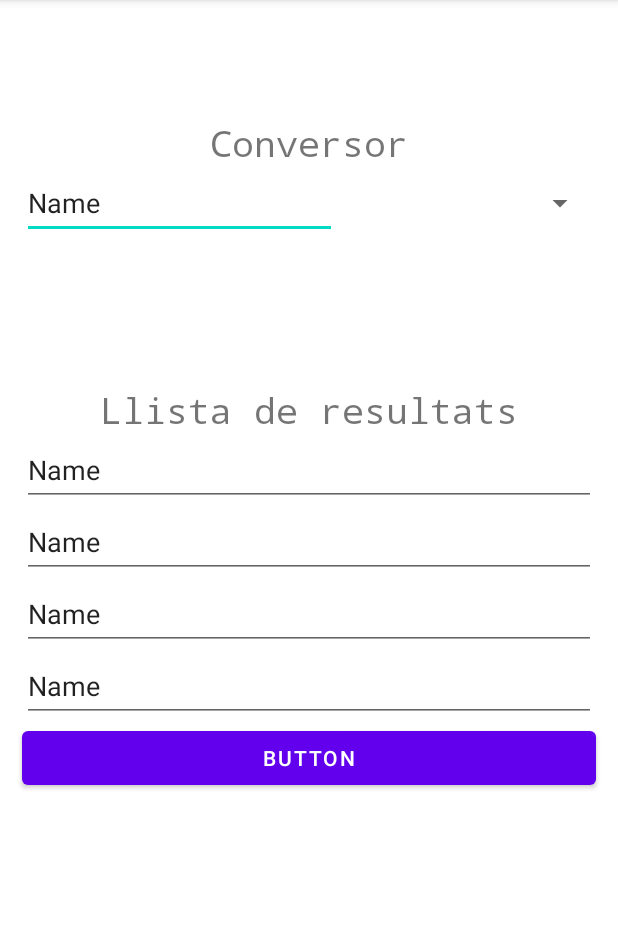
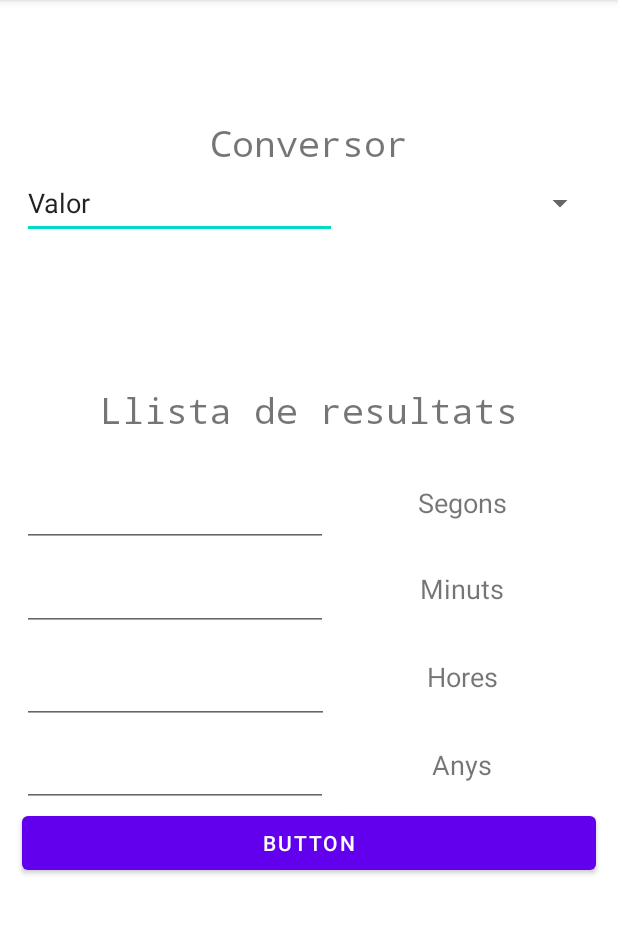
Before and after one commit to GuillemBSK/M8App, an Android app: the screen it shows after launch (MainActivity), on a phone screen of 412 x 824 dp, the part 84-1018 px from its top. Run offline under Robolectric (Android 15) with nearby library versions, the phone set to English and light mode, and no system bars.

Commit message:
Interfície gràfica.

```diff
--- a/app/src/main/res/layout/activity_main.xml
+++ b/app/src/main/res/layout/activity_main.xml
@@ -43,7 +43,7 @@
                 android:ems="10"
                 android:inputType="textPersonName"
                 android:minHeight="48dp"
-                android:text="Name" />
+                android:text="Valor" />
 
             <Spinner
                 android:id="@+id/spinner"
@@ -77,49 +77,113 @@
                 android:textAlignment="center"
                 android:textSize="24sp" />
 
-            <EditText
-                android:id="@+id/editTextTextPersonName6"
+            <Space
                 android:layout_width="match_parent"
-                android:layout_height="wrap_content"
+                android:layout_height="17dp"
+                android:layout_weight="1" />
+
+            <LinearLayout
+                android:layout_width="match_parent"
+                android:layout_height="58dp"
                 android:layout_weight="1"
-                android:ems="10"
-                android:focusableInTouchMode="false"
-                android:inputType="textPersonName"
-                android:minHeight="48dp"
-                android:text="Name" />
+                android:orientation="horizontal">
 
                 <EditText
-                android:id="@+id/editTextTextPersonName7"
-                android:layout_width="match_parent"
-                android:layout_height="wrap_content"
+                    android:id="@+id/editTextNumber5"
+                    style="@style/Widget.AppCompat.EditText"
+                    android:layout_width="85dp"
+                    android:layout_height="match_parent"
                     android:layout_weight="1"
                     android:ems="10"
                     android:focusable="false"
-                android:inputType="textPersonName"
-                android:minHeight="48dp"
-                android:text="Name" />
+                    android:inputType="number" />
+
+                <TextView
+                    android:id="@+id/textView7"
+                    android:layout_width="wrap_content"
+                    android:layout_height="wrap_content"
+                    android:layout_weight="1"
+                    android:accessibilityLiveRegion="none"
+                    android:text="Segons"
+                    android:textAlignment="center"
+                    android:textSize="18sp"
+                    android:verticalScrollbarPosition="defaultPosition" />
+            </LinearLayout>
+
+            <LinearLayout
+                android:layout_width="match_parent"
+                android:layout_height="56dp"
+                android:layout_weight="1"
+                android:orientation="horizontal">
 
                 <EditText
-                android:id="@+id/editTextTextPersonName8"
-                android:layout_width="match_parent"
-                android:layout_height="wrap_content"
+                    android:id="@+id/editTextNumber6"
+                    android:layout_width="81dp"
+                    android:layout_height="match_parent"
                     android:layout_weight="1"
                     android:ems="10"
                     android:focusable="false"
-                android:inputType="textPersonName"
-                android:minHeight="48dp"
-                android:text="Name" />
+                    android:inputType="number" />
+
+                <TextView
+                    android:id="@+id/textView8"
+                    android:layout_width="wrap_content"
+                    android:layout_height="wrap_content"
+                    android:layout_weight="1"
+                    android:text="Minuts"
+                    android:textAlignment="center"
+                    android:textSize="18sp" />
+            </LinearLayout>
+
+            <LinearLayout
+                android:layout_width="match_parent"
+                android:layout_height="62dp"
+                android:layout_weight="1"
+                android:orientation="horizontal">
 
                 <EditText
-                android:id="@+id/editTextTextPersonName9"
-                android:layout_width="match_parent"
-                android:layout_height="wrap_content"
+                    android:id="@+id/editTextNumber7"
+                    android:layout_width="74dp"
+                    android:layout_height="match_parent"
                     android:layout_weight="1"
                     android:ems="10"
                     android:focusable="false"
-                android:inputType="textPersonName"
-                android:minHeight="48dp"
-                android:text="Name" />
+                    android:inputType="number" />
+
+                <TextView
+                    android:id="@+id/textView9"
+                    android:layout_width="wrap_content"
+                    android:layout_height="wrap_content"
+                    android:layout_weight="1"
+                    android:text="Hores"
+                    android:textAlignment="center"
+                    android:textSize="18sp" />
+            </LinearLayout>
+
+            <LinearLayout
+                android:layout_width="match_parent"
+                android:layout_height="55dp"
+                android:layout_weight="1"
+                android:orientation="horizontal">
+
+                <EditText
+                    android:id="@+id/editTextNumber8"
+                    android:layout_width="66dp"
+                    android:layout_height="match_parent"
+                    android:layout_weight="1"
+                    android:ems="10"
+                    android:focusable="false"
+                    android:inputType="number" />
+
+                <TextView
+                    android:id="@+id/textView10"
+                    android:layout_width="wrap_content"
+                    android:layout_height="wrap_content"
+                    android:layout_weight="1"
+                    android:text="Anys"
+                    android:textAlignment="center"
+                    android:textSize="18sp" />
+            </LinearLayout>
 
         </LinearLayout>
 
--- a/app/src/main/res/values/strings.xml
+++ b/app/src/main/res/values/strings.xml
@@ -1,3 +1,4 @@
 <resources>
     <string name="app_name">AppM8</string>
+    <string name="conversor">Conversor</string>
 </resources>
```
Lines whose indentation alone changed are shown as unchanged.
